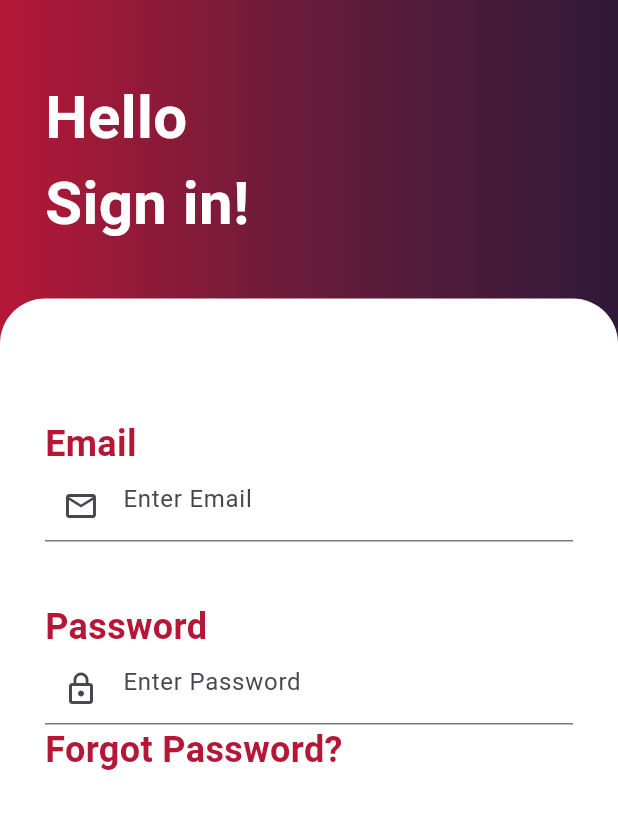
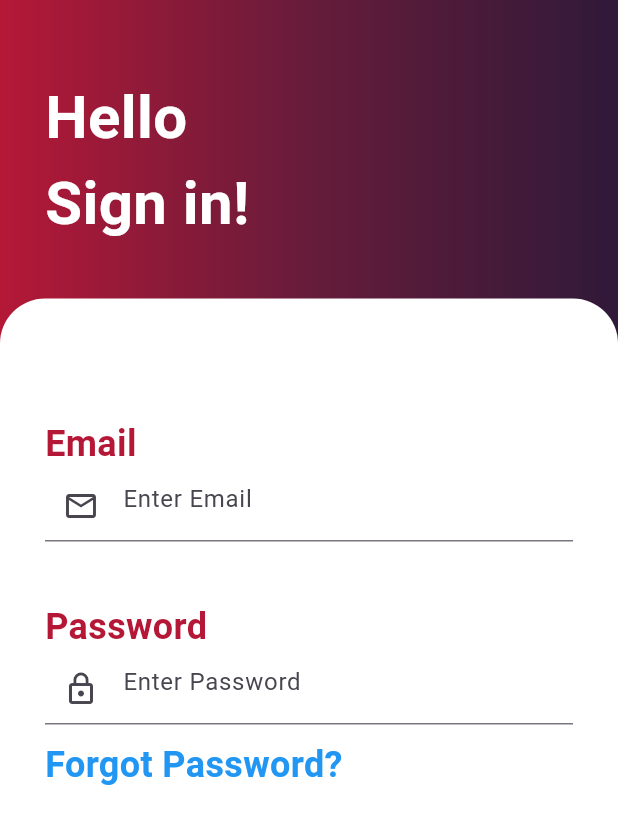
Before and after one commit to Piyushbhatt7/Login_Page, a Flutter app: the screen it shows after launch, on a phone screen of 412 x 824 dp. Shown: the top 824 px of the screen. Run offline on Flutter 3.47's test engine with Material 3 defaults, Android fonts, the phone set to English and light mode, and no system bars.

Commit message:
signin screen

```diff
--- a/lib/pages/signin.dart
+++ b/lib/pages/signin.dart
@@ -92,12 +92,14 @@ class _SignInState extends State<SignIn> {
                       ),
                     ),
 
+                    SizedBox(height: 10.0,),
+
                     Row(
                       children: [
                         Text(
                           "Forgot Password?",
                           style: TextStyle(
-                            color:  Color(0xffB51837),
+                            color:  Colors.blue,
                             fontSize: 24.0,
                             fontWeight: FontWeight.bold,
                           ),
```
